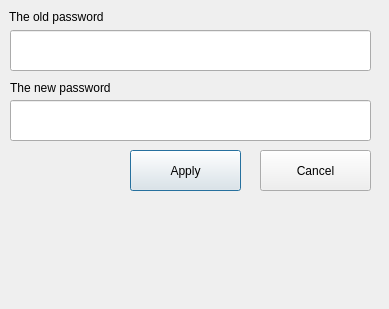
Above: changepassword.ui from Knigan/Qt-Messenger before the change. Below: the same form after it.
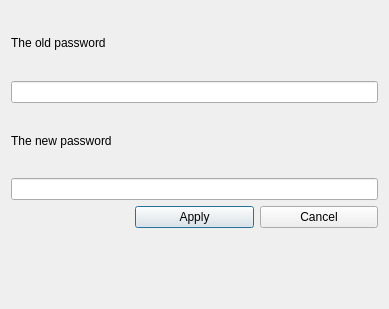
That is the form after the change.

```diff
--- a/changepassword.ui
+++ b/changepassword.ui
@@ -13,97 +13,57 @@
   <property name="windowTitle">
    <string>Dialog</string>
   </property>
+  <layout class="QGridLayout" name="gridLayout">
+   <item row="0" column="0">
   <widget class="QLabel" name="OldPasswordLabel">
-   <property name="geometry">
-    <rect>
-     <x>9</x>
-     <y>9</y>
-     <width>101</width>
-     <height>16</height>
-    </rect>
-   </property>
    <property name="text">
     <string>The old password</string>
    </property>
   </widget>
+   </item>
+   <item row="1" column="0" colspan="3">
   <widget class="QLineEdit" name="OldPasswordLineEdit">
-   <property name="geometry">
-    <rect>
-     <x>10</x>
-     <y>30</y>
-     <width>361</width>
-     <height>41</height>
-    </rect>
-   </property>
    <property name="echoMode">
     <enum>QLineEdit::Password</enum>
    </property>
   </widget>
+   </item>
+   <item row="2" column="0">
   <widget class="QLabel" name="NewPasswordLabel">
-   <property name="geometry">
-    <rect>
-     <x>10</x>
-     <y>80</y>
-     <width>111</width>
-     <height>16</height>
-    </rect>
-   </property>
    <property name="text">
     <string>The new password</string>
    </property>
   </widget>
+   </item>
+   <item row="3" column="0" colspan="3">
   <widget class="QLineEdit" name="NewPasswordLineEdit">
-   <property name="geometry">
-    <rect>
-     <x>10</x>
-     <y>100</y>
-     <width>361</width>
-     <height>41</height>
-    </rect>
-   </property>
    <property name="echoMode">
     <enum>QLineEdit::Password</enum>
    </property>
   </widget>
+   </item>
+   <item row="4" column="1">
   <widget class="QPushButton" name="ApplyButton">
-   <property name="geometry">
-    <rect>
-     <x>130</x>
-     <y>150</y>
-     <width>111</width>
-     <height>41</height>
-    </rect>
-   </property>
    <property name="text">
     <string>Apply</string>
    </property>
   </widget>
+   </item>
+   <item row="4" column="2">
   <widget class="QPushButton" name="CancelButton">
-   <property name="geometry">
-    <rect>
-     <x>260</x>
-     <y>150</y>
-     <width>111</width>
-     <height>41</height>
-    </rect>
-   </property>
    <property name="text">
     <string>Cancel</string>
    </property>
   </widget>
+   </item>
+   <item row="5" column="0" colspan="3">
   <widget class="QLabel" name="ErrorLabel">
-   <property name="geometry">
-    <rect>
-     <x>9</x>
-     <y>209</y>
-     <width>361</width>
-     <height>41</height>
-    </rect>
-   </property>
    <property name="text">
     <string/>
    </property>
   </widget>
+   </item>
+  </layout>
  </widget>
  <resources/>
  <connections/>
```
Lines whose indentation alone changed are shown as unchanged.
